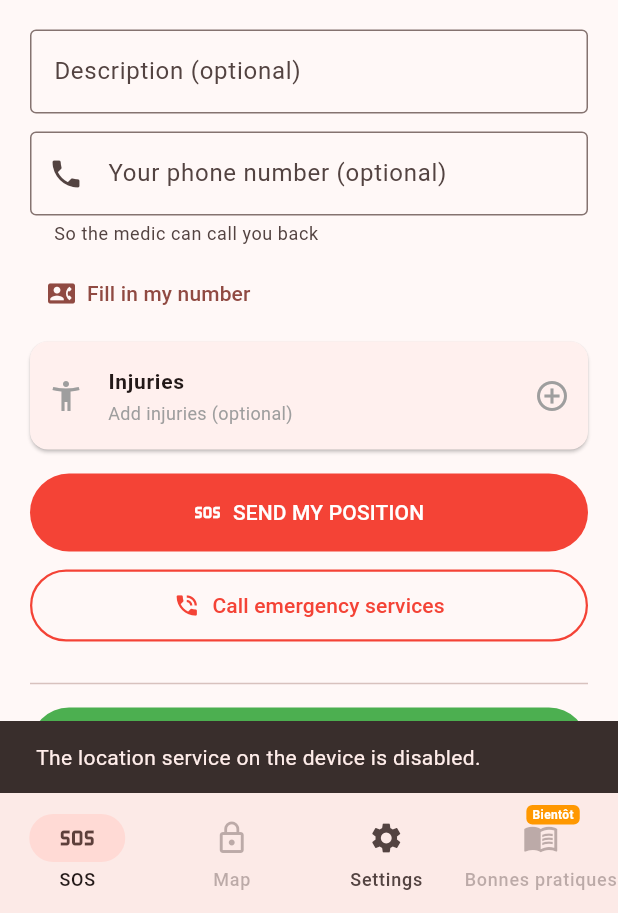
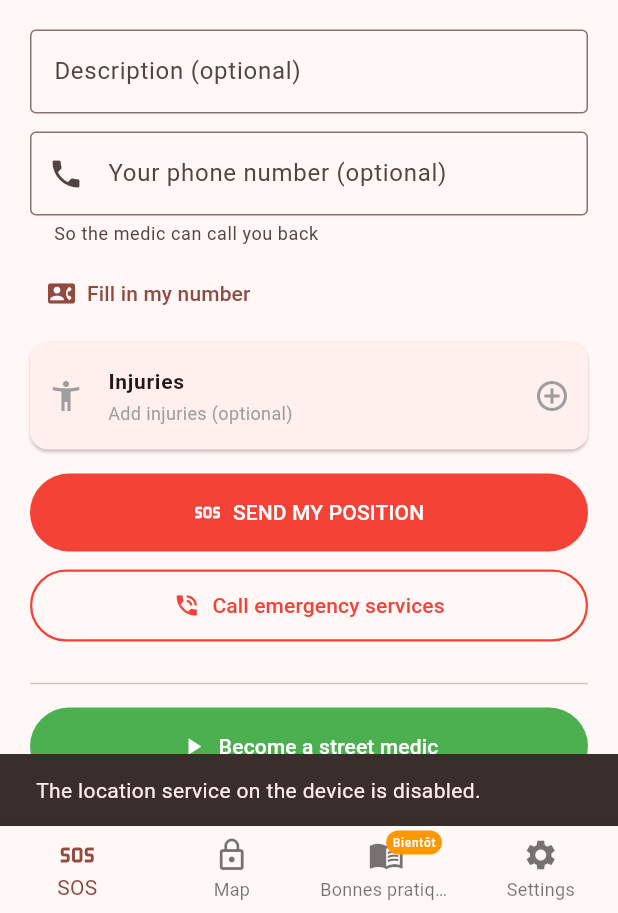
Before and after one commit to ZaccariaDev/street-medics-app, a Flutter app: the screen it shows after launch, after a tap on "SEND MY POSITION", on a phone screen of 412 x 824 dp, the part 323-1236 px from its top. Run offline on Flutter 3.47's test engine with Material 3 defaults, Android fonts, the phone set to English and light mode, and no system bars; our stand-ins replace device_info_plus, flutter_local_notifications, flutter_map, flutter_svg, geolocator, latlong2 and 3 more; missing offline and left inert: flutter_foreground_task, mobile_number; generated files the repository leaves out were written again; network calls fail.

Commit message:
fix: BottomNavigationBar (labels centrés) + banderole Bientôt sur l'icône
- Remplace NavigationBar par BottomNavigationBar(type: fixed) pour centrer
  tous les labels (Material 3 NavigationBar ne centre que l'onglet actif)
- Banderole orange 'Bientôt' sur l'icône de l'onglet Bonnes pratiques
- Labels traduits via les clés tabSos/tabMap/tabPractices/tabSettings
- Tests adaptés: plus de NavigationBar, BottomNavigationBar.onTap

```diff
--- a/lib/main.dart
+++ b/lib/main.dart
@@ -258,56 +258,43 @@ class _MainScreenState extends State<MainScreen> {
           SettingsTab(),
         ],
       ),
-      bottomNavigationBar: NavigationBar(
-        selectedIndex: _selectedIndex,
-        onDestinationSelected: (i) {
+      bottomNavigationBar: BottomNavigationBar(
+        type: BottomNavigationBarType.fixed,
+        currentIndex: _selectedIndex,
+        onTap: (i) {
           // Onglet Plan réservé aux street medics en service ET aux patients
           // dont le SOS est pris en charge.
           if (i == 1 && !_mapAllowed) {
             showSnack(context, AppLocalizations.of(context).medicsOnly);
             return;
           }
+          // L'onglet Bonnes pratiques est grisé : inutile d'aller plus loin.
+          if (i == 2) return;
           setState(() => _selectedIndex = i);
         },
-        destinations: [
-          NavigationDestination(icon: const Icon(Icons.sos), label: t.tabSos),
-          NavigationDestination(
+        items: [
+          BottomNavigationBarItem(
+            icon: const Icon(Icons.sos),
+            label: t.tabSos,
+          ),
+          BottomNavigationBarItem(
             icon: Icon(_mapAllowed ? Icons.map : Icons.lock_outline),
-            enabled: _mapAllowed,
             label: t.tabMap,
           ),
-          NavigationDestination(
-              icon: const Icon(Icons.settings), label: t.tabSettings),
-          NavigationDestination(
-              icon: Stack(
-                clipBehavior: Clip.none,
-                children: [
-                  const Icon(Icons.menu_book),
-                  // Banderole « Coming Soon » sur l'icône
-                  Positioned(
-                    right: -14,
-                    top: -10,
-                    child: Container(
-                      padding: const EdgeInsets.symmetric(
-                          horizontal: 4, vertical: 1),
-                      decoration: BoxDecoration(
-                        color: Colors.orange,
-                        borderRadius: BorderRadius.circular(4),
-                      ),
-                      child: Text(
-                        'Bientôt',
-                        style: TextStyle(
-                          fontSize: 8,
-                          fontWeight: FontWeight.bold,
-                          color: Colors.white,
-                        ),
-                      ),
-                    ),
-                  ),
-                ],
+          BottomNavigationBarItem(
+            icon: Badge(
+              label: Text(
+                'Bientôt',
+                style: const TextStyle(fontSize: 8, color: Colors.white),
               ),
-              label: t.tabPractices,
-              enabled: false, // grisé : contenu pas encore prêt
+              backgroundColor: Colors.orange,
+              child: const Icon(Icons.menu_book),
+            ),
+            label: t.tabPractices,
+          ),
+          BottomNavigationBarItem(
+            icon: const Icon(Icons.settings),
+            label: t.tabSettings,
           ),
         ],
       ),
```
Also changed, not shown: 16 other files.
